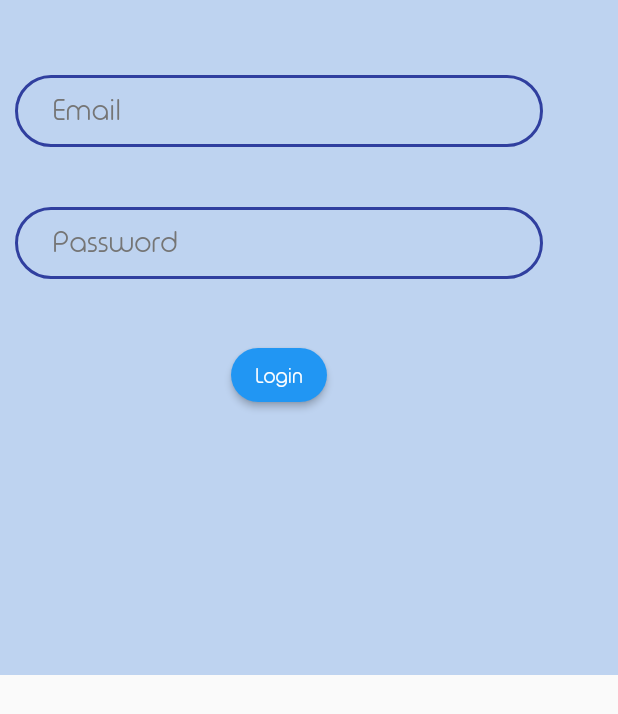
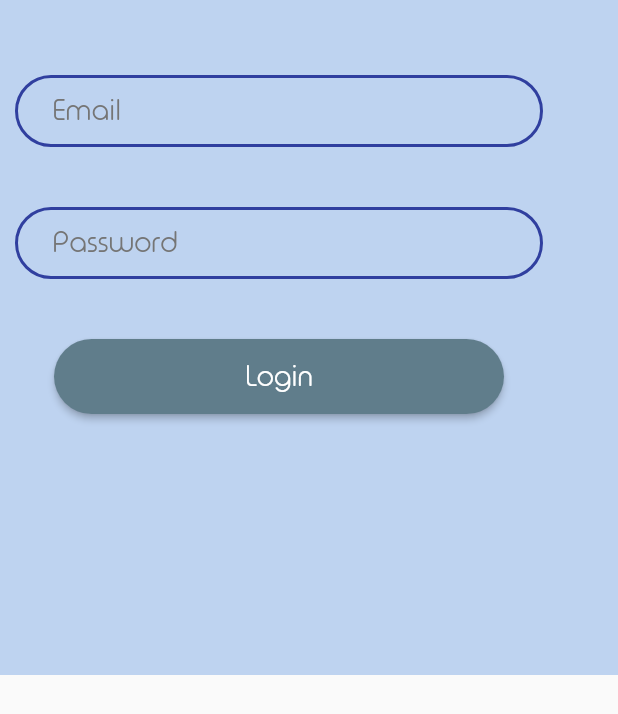
Before and after one commit to beet461/Pie-Mail, a Flutter app: the LoginPanel widget shown alone on an empty page, opened directly, on a phone screen of 412 x 824 dp. Shown: the top 714 px of the screen. Run offline on Flutter 3.47's test engine with Material 2 defaults, Android fonts, the phone set to English and light mode, and no system bars; our stand-ins replace flutter_spinkit; missing offline and left inert: dart:html.

```diff
--- a/lib/account/account.dart
+++ b/lib/account/account.dart
@@ -1,108 +1,8 @@
 library account;
 
 import 'package:flutter/material.dart';
-
-class LoginPanel extends StatefulWidget {
-  const LoginPanel({Key? key}) : super(key: key);
-
-  @override
-  _LoginPanelState createState() => _LoginPanelState();
-}
-
-class _LoginPanelState extends State<LoginPanel> {
-  dynamic FieldBorder = OutlineInputBorder(
-    borderRadius: BorderRadius.circular(50),
-    borderSide: BorderSide(
-      width: 2,
-      color: Color(0xFF303F9F),
-    ),
-  );
-
-  @override
-  Widget build(BuildContext context) {
-    return Container(
-      child: Column(
-        children: [
-          TextField(
-            decoration: InputDecoration(
-              label: Text("Email"),
-              labelStyle: TextStyle(
-                color: Colors.grey[600],
-                fontFamily: "TypoFont",
-                fontSize: 20,
-              ),
-              enabledBorder: FieldBorder,
-              focusedBorder: FieldBorder,
-              contentPadding: EdgeInsets.fromLTRB(25, 0, 0, 0),
-            ),
-          ),
-          // spacer
-          Container(
-            padding: EdgeInsets.all(20),
-          ),
-          TextField(
-            decoration: InputDecoration(
-              label: Text("Password"),
-              labelStyle: TextStyle(
-                color: Colors.grey[600],
-                fontFamily: "TypoFont",
-                fontSize: 20,
-              ),
-              enabledBorder: FieldBorder,
-              focusedBorder: FieldBorder,
-              contentPadding: EdgeInsets.fromLTRB(25, 0, 0, 0),
-            ),
-          ),
-          // spacer
-          Container(
-            padding: EdgeInsets.all(20),
-          ),
-          ElevatedButton(
-            onPressed: () {},
-            child: Text(
-              "Login",
-              style: TextStyle(
-                color: Colors.white,
-                fontFamily: "TypoFont",
-              ),
-            ),
-            style: ElevatedButton.styleFrom(
-              shape: RoundedRectangleBorder(
-                  borderRadius: BorderRadius.circular(50)),
-            ),
-          )
-        ],
-      ),
-      padding: EdgeInsets.fromLTRB(10, 50, 50, 10),
-      decoration: BoxDecoration(
-        color: Color(0xFFBED3F0),
-      ),
-      constraints: BoxConstraints.expand(height: 450),
-    );
-  }
-}
-
-class RegisterPanel extends StatefulWidget {
-  const RegisterPanel({Key? key}) : super(key: key);
-
-  @override
-  _RegisterPanelState createState() => _RegisterPanelState();
-}
-
-class _RegisterPanelState extends State<RegisterPanel> {
-  @override
-  Widget build(BuildContext context) {
-    return Container(
-      child: Column(
-        children: [],
-      ),
-      decoration: BoxDecoration(
-        color: Color(0xFFBED3F0),
-      ),
-      constraints: BoxConstraints.expand(height: 450),
-    );
-  }
-}
+import 'package:piemail/account/login.dart';
+import 'package:piemail/account/register.dart';
 
 class AccountPage extends StatefulWidget {
   const AccountPage({Key? key}) : super(key: key);
--- /dev/null
+++ b/lib/account/login.dart
@@ -0,0 +1,87 @@
+library account;
+
+import 'package:flutter/material.dart';
+
+class LoginPanel extends StatefulWidget {
+  const LoginPanel({Key? key}) : super(key: key);
+
+  @override
+  _LoginPanelState createState() => _LoginPanelState();
+}
+
+class _LoginPanelState extends State<LoginPanel> {
+  dynamic FieldBorder = OutlineInputBorder(
+    borderRadius: BorderRadius.circular(50),
+    borderSide: BorderSide(
+      width: 2,
+      color: Color(0xFF303F9F),
+    ),
+  );
+
+  @override
+  Widget build(BuildContext context) {
+    return Container(
+      child: Column(
+        children: [
+          TextField(
+            decoration: InputDecoration(
+              label: Text("Email"),
+              labelStyle: TextStyle(
+                color: Colors.grey[600],
+                fontFamily: "TypoFont",
+                fontSize: 20,
+              ),
+              enabledBorder: FieldBorder,
+              focusedBorder: FieldBorder,
+              contentPadding: EdgeInsets.fromLTRB(25, 0, 0, 0),
+            ),
+          ),
+          // spacer
+          Container(
+            padding: EdgeInsets.all(20),
+          ),
+          TextField(
+            decoration: InputDecoration(
+              label: Text("Password"),
+              labelStyle: TextStyle(
+                color: Colors.grey[600],
+                fontFamily: "TypoFont",
+                fontSize: 20,
+              ),
+              enabledBorder: FieldBorder,
+              focusedBorder: FieldBorder,
+              contentPadding: EdgeInsets.fromLTRB(25, 0, 0, 0),
+            ),
+          ),
+          // spacer
+          Container(
+            padding: EdgeInsets.all(20),
+          ),
+          ElevatedButton(
+            onPressed: () {},
+            child: Text(
+              "Login",
+              style: TextStyle(
+                color: Colors.white,
+                fontFamily: "TypoFont",
+                fontSize: 20,
+              ),
+            ),
+            style: ElevatedButton.styleFrom(
+              primary: Colors.blueGrey,
+              fixedSize: Size(300, 50),
+              shape: RoundedRectangleBorder(
+                borderRadius: BorderRadius.circular(40),
+              ),
+            ),
+          ),
+        ],
+      ),
+      padding: EdgeInsets.fromLTRB(10, 50, 50, 10),
+      decoration: BoxDecoration(
+        color: Color(0xFFBED3F0),
+      ),
+      constraints: BoxConstraints.expand(height: 450),
+    );
+  }
+}
--- a/lib/pages.dart
+++ b/lib/pages.dart
@@ -4,7 +4,7 @@ import 'package:flutter/material.dart';
 import 'package:piemail/email/email.dart' as email;
 import 'package:piemail/account/account.dart' as account;
 import 'package:piemail/chat/chat.dart' as chat;
-import 'package:piemail/animations.dart';
+import 'package:piemail/style/animations.dart';
 import 'package:piemail/file_options/file_options.dart';
 
 class UserOptions {
--- a/lib/animations.dart
+++ b/lib/style/animations.dart
@@ -1,4 +1,4 @@
-library animation;
+library style;
 
 import 'package:flutter/material.dart';
 import 'package:flutter_spinkit/flutter_spinkit.dart';
--- a/pubspec.yaml
+++ b/pubspec.yaml
@@ -28,6 +28,7 @@ dependencies:
   # The following adds the Cupertino Icons font to your application.
   # Use with the CupertinoIcons class for iOS style icons.
   cupertino_icons: ^1.0.2
+  http: ^0.13.4
 
 dev_dependencies:
   flutter_test:
```
Also changed, not shown: lib/account/register.dart (added, +25 -0 lines), lib/api/api.dart (added, +103 -0 lines), lib/style/button_styles.dart (added, +48 -0 lines), pubspec.lock.
